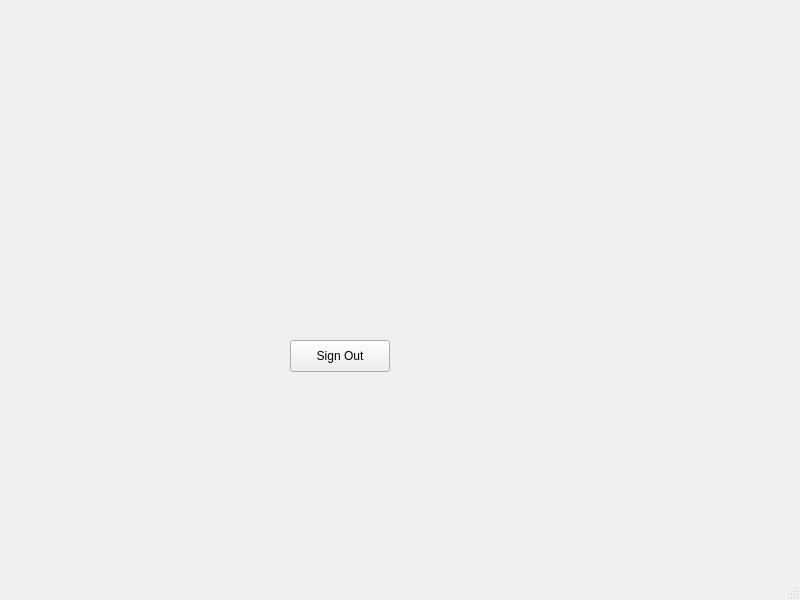
Above: mainwindow.ui from asmaa641/sudoku-solver before the change. Below: the same form after it.
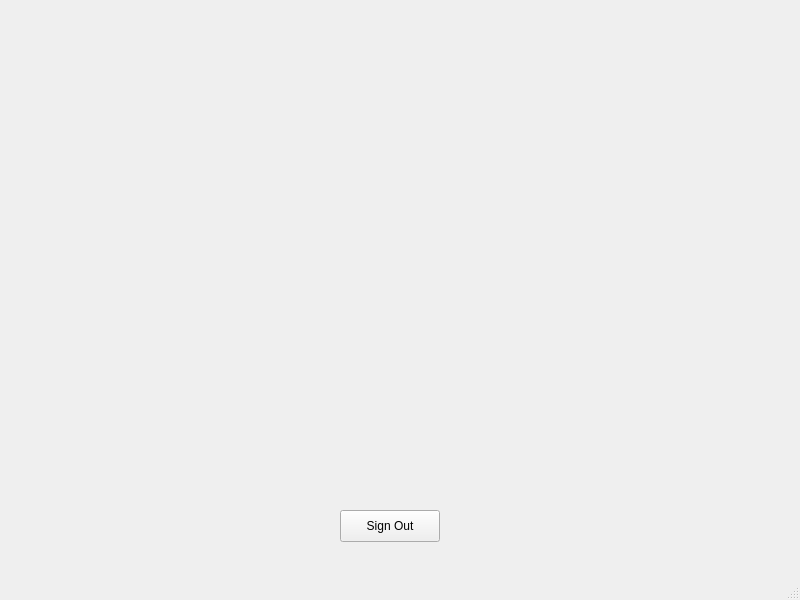
That is the form after the change.

Diff of the .ui file:
```diff
--- a/mainwindow.ui
+++ b/mainwindow.ui
@@ -17,8 +17,8 @@
    <widget class="QPushButton" name="Sign_Out">
     <property name="geometry">
      <rect>
-      <x>290</x>
-      <y>340</y>
+      <x>340</x>
+      <y>510</y>
       <width>100</width>
       <height>32</height>
      </rect>
```
Left out of the diff: 2 changed lines with no effect on the pictures.
